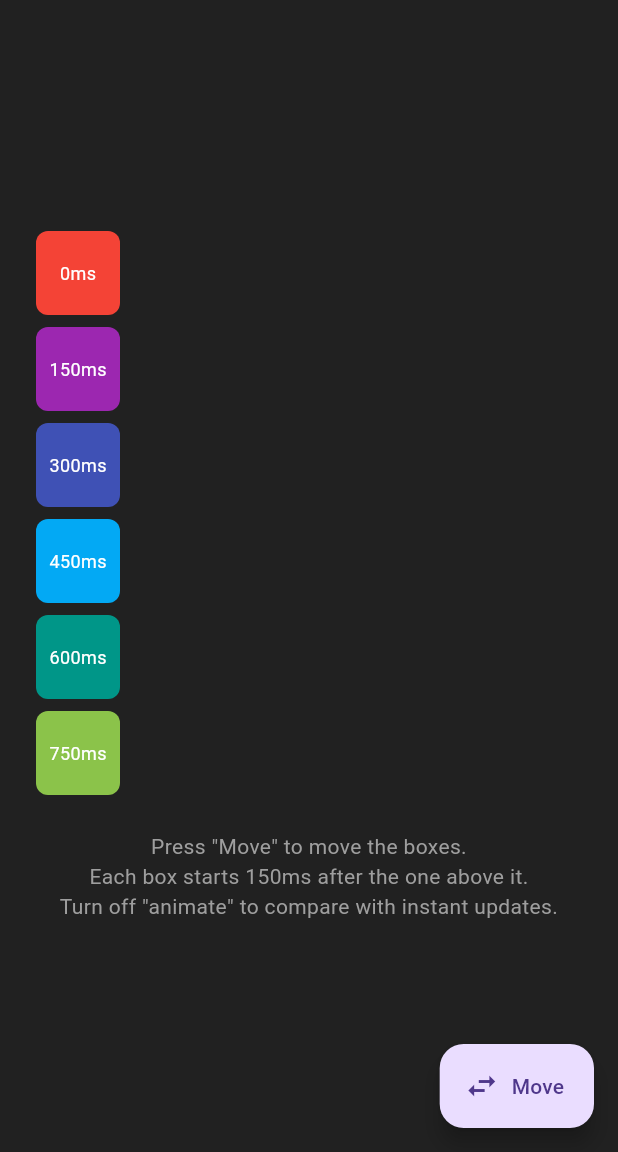
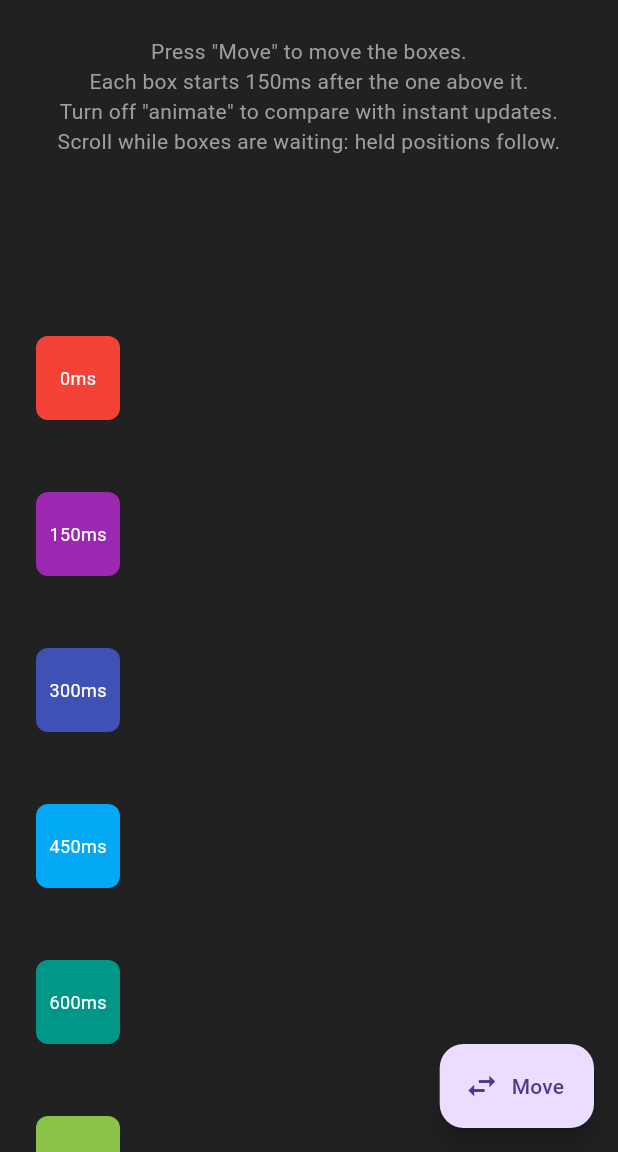
Before and after one commit to chooyan-eng/animated_to, a Flutter app: the screen it shows after launch, in the side drawer, after a tap on "Delayed Animation", on a phone screen of 412 x 824 dp, the part 84-1236 px from its top. Run offline on Flutter 3.47's test engine with Material 3 defaults, Android fonts, the phone set to English and light mode, and no system bars; missing offline and left inert: motor.

Commit message:
change: make delayed animation example vertically scrollable
Wrap the page in a SingleChildScrollView sharing its ScrollController
with every AnimatedTo via verticalController, so that scrolling while
boxes are waiting (or animating) can be verified on a device: held
positions follow the scroll instead of being misdetected as moves.

Co-Authored-By: Claude Fable 5 <noreply@anthropic.com>

```diff
--- a/example/lib/delayed_animation_page.dart
+++ b/example/lib/delayed_animation_page.dart
@@ -28,6 +28,18 @@ class _DelayedAnimationPageState extends State<DelayedAnimationPage> {
   bool _animationEnabled = true;
 
   final _keys = List.generate(_boxCount, (index) => GlobalKey());
+
+  /// Shared with [SingleChildScrollView] and every [AnimatedTo] so that
+  /// scrolling is not misdetected as a position change (see
+  /// [AnimatedTo.verticalController]). Try scrolling while boxes are still
+  /// waiting: the held positions follow the scroll.
+  final _scrollController = ScrollController();
+
+  @override
+  void dispose() {
+    _scrollController.dispose();
+    super.dispose();
+  }
 
   @override
   Widget build(BuildContext context) {
@@ -61,29 +73,31 @@ class _DelayedAnimationPageState extends State<DelayedAnimationPage> {
           icon: const Icon(Icons.swap_horiz),
           label: const Text('Move'),
         ),
-        body: SizedBox.expand(
+        body: SingleChildScrollView(
+          controller: _scrollController,
           child: Padding(
             padding: const EdgeInsets.all(24),
             child: Column(
-              mainAxisAlignment: MainAxisAlignment.center,
               crossAxisAlignment:
                   _isLeft ? CrossAxisAlignment.start : CrossAxisAlignment.end,
               children: [
-                for (var i = 0; i < _boxCount; i++)
-                  Padding(
-                    padding: const EdgeInsets.only(bottom: 8),
-                    child: _buildBox(i),
-                  ),
-                const SizedBox(height: 16),
                 Center(
                   child: Text(
                     'Press "Move" to move the boxes.\n'
                     'Each box starts 150ms after the one above it.\n'
-                    'Turn off "animate" to compare with instant updates.',
+                    'Turn off "animate" to compare with instant updates.\n'
+                    'Scroll while boxes are waiting: held positions follow.',
                     textAlign: TextAlign.center,
                     style: TextStyle(color: Colors.grey[500]),
                   ),
                 ),
+                const SizedBox(height: 120),
+                for (var i = 0; i < _boxCount; i++)
+                  Padding(
+                    padding: const EdgeInsets.only(bottom: 48),
+                    child: _buildBox(i),
+                  ),
+                const SizedBox(height: 400),
               ],
             ),
           ),
@@ -113,12 +127,14 @@ class _DelayedAnimationPageState extends State<DelayedAnimationPage> {
             globalKey: _keys[index],
             delay: delay,
             enabled: _animationEnabled,
+            verticalController: _scrollController,
             child: child,
           )
         : AnimatedTo.curve(
             globalKey: _keys[index],
             delay: delay,
             enabled: _animationEnabled,
+            verticalController: _scrollController,
             duration: const Duration(milliseconds: 400),
             curve: Curves.easeInOut,
             child: child,
```
